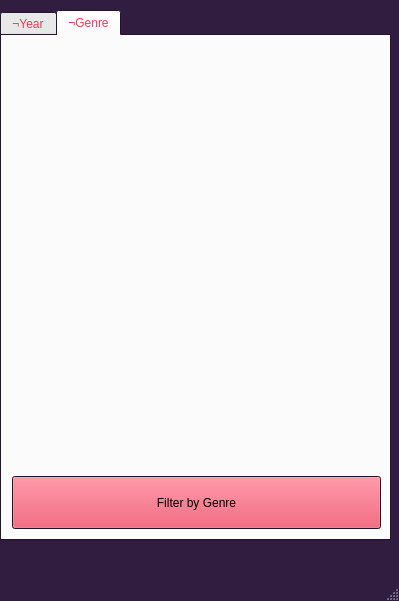
Old version of the form discover.ui in the repository vv020633/WeebGuidance.
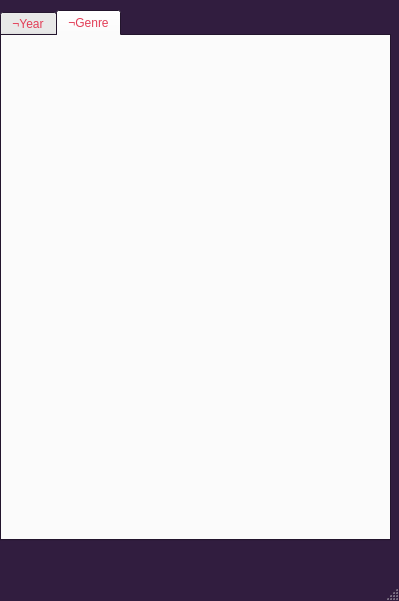
New version of the form. The open tabs and pages were chosen to show the change. Icons and pictures are not drawn.

Commit message: Bug fixes + cleaning up discover series menu. Inclusion of randomization function to the button as well as attaching links to the appended text

```diff
--- a/discover.ui
+++ b/discover.ui
@@ -553,62 +553,6 @@
      <attribute name="title">
       <string>¬Genre</string>
      </attribute>
-     <widget class="QPushButton" name="filter_genre_button">
-      <property name="geometry">
-       <rect>
-        <x>10</x>
-        <y>440</y>
-        <width>369</width>
-        <height>53</height>
-       </rect>
-      </property>
-      <property name="minimumSize">
-       <size>
-        <width>0</width>
-        <height>53</height>
-       </size>
-      </property>
-      <property name="palette">
-       <palette>
-        <active>
-         <colorrole role="Button">
-          <brush brushstyle="SolidPattern">
-           <color alpha="255">
-            <red>226</red>
-            <green>62</green>
-            <blue>87</blue>
-           </color>
-          </brush>
-         </colorrole>
-        </active>
-        <inactive>
-         <colorrole role="Button">
-          <brush brushstyle="SolidPattern">
-           <color alpha="255">
-            <red>226</red>
-            <green>62</green>
-            <blue>87</blue>
-           </color>
-          </brush>
-         </colorrole>
-        </inactive>
-        <disabled>
-         <colorrole role="Button">
-          <brush brushstyle="SolidPattern">
-           <color alpha="255">
-            <red>226</red>
-            <green>62</green>
-            <blue>87</blue>
-           </color>
-          </brush>
-         </colorrole>
-        </disabled>
-       </palette>
-      </property>
-      <property name="text">
-       <string>Filter by Genre</string>
-      </property>
-     </widget>
     </widget>
    </widget>
   </widget>
```
Left out of the diff: 27 changed lines with no effect on the pictures. The commit also changes 2 other files.
